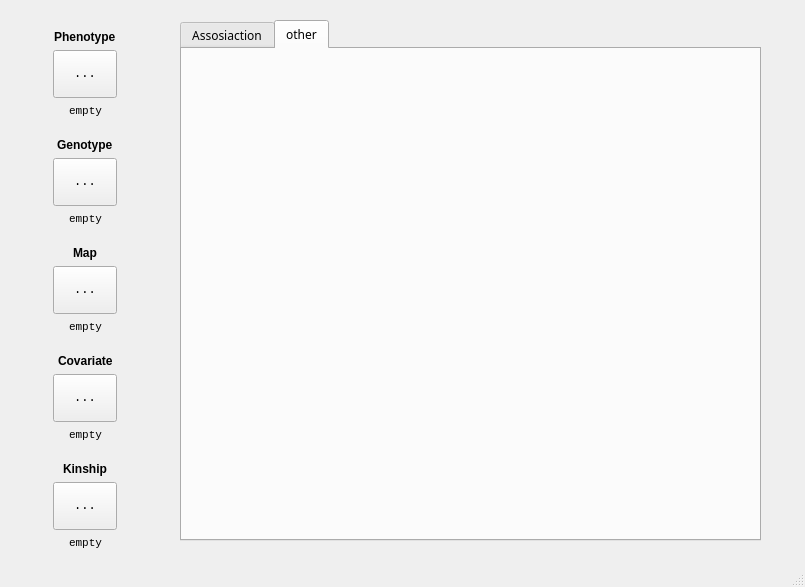
Qt form mainwindow.ui (gdengchao/H_G) before a commit.
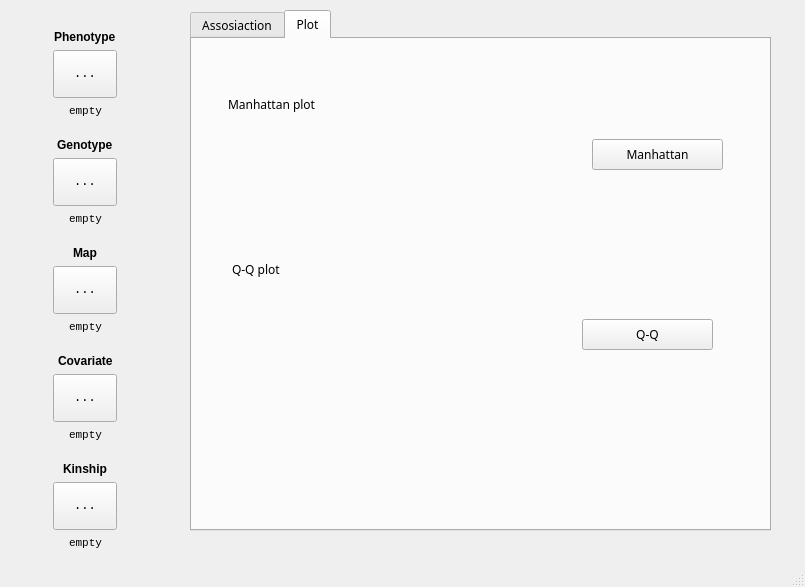
The same form after that commit. The open tabs and pages were chosen to show the change.

Commit message: Add Rcpp and RInside, and begin to draw manhattan

Patch:
```diff
--- a/mainwindow.ui
+++ b/mainwindow.ui
@@ -37,8 +37,8 @@
     </property>
     <property name="geometry">
      <rect>
-      <x>180</x>
-      <y>20</y>
+      <x>190</x>
+      <y>10</y>
       <width>581</width>
       <height>521</height>
      </rect>
@@ -727,8 +727,60 @@
     </widget>
     <widget class="QWidget" name="tab_2">
      <attribute name="title">
-      <string>other</string>
+      <string>Plot</string>
      </attribute>
+     <widget class="QPushButton" name="drawManPushButton">
+      <property name="geometry">
+       <rect>
+        <x>400</x>
+        <y>100</y>
+        <width>131</width>
+        <height>31</height>
+       </rect>
+      </property>
+      <property name="text">
+       <string>Manhattan</string>
+      </property>
+     </widget>
+     <widget class="QLabel" name="label_4">
+      <property name="geometry">
+       <rect>
+        <x>36</x>
+        <y>50</y>
+        <width>91</width>
+        <height>31</height>
+       </rect>
+      </property>
+      <property name="text">
+       <string>Manhattan plot</string>
+      </property>
+     </widget>
+     <widget class="QLabel" name="label_8">
+      <property name="geometry">
+       <rect>
+        <x>40</x>
+        <y>220</y>
+        <width>81</width>
+        <height>21</height>
+       </rect>
+      </property>
+      <property name="text">
+       <string>Q-Q plot</string>
+      </property>
+     </widget>
+     <widget class="QPushButton" name="pushButton_2">
+      <property name="geometry">
+       <rect>
+        <x>390</x>
+        <y>280</y>
+        <width>131</width>
+        <height>31</height>
+       </rect>
+      </property>
+      <property name="text">
+       <string>Q-Q</string>
+      </property>
+     </widget>
     </widget>
    </widget>
    <widget class="QWidget" name="layoutWidget">
```
Left out of the diff: 9 changed lines with no effect on the pictures. The commit also changes 13 other files.
